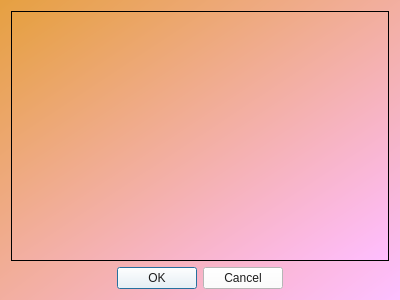
Before: the Qt Designer form Client/jeducation-v0.1/other_questions.ui in Avedik/Desktop-application-IEducation, drawn with Qt 5.
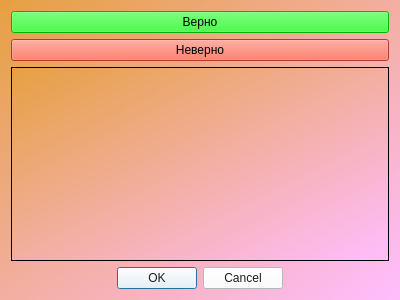
After: the same form once the commit is applied.

What changed in the file:
```diff
--- a/Client/jeducation-v0.1/other_questions.ui
+++ b/Client/jeducation-v0.1/other_questions.ui
@@ -24,6 +24,26 @@
 background-color: qlineargradient(spread:pad, x1:0, y1:0, x2:1, y2:1, stop:0 rgba(230, 160, 65, 255), stop:1 rgba(255, 189, 255, 255));</string>
   </property>
   <layout class="QVBoxLayout" name="verticalLayout">
+   <item>
+    <widget class="QPushButton" name="trueButton">
+     <property name="styleSheet">
+      <string notr="true">background-color: rgb(0, 255, 0);</string>
+     </property>
+     <property name="text">
+      <string>Верно</string>
+     </property>
+    </widget>
+   </item>
+   <item>
+    <widget class="QPushButton" name="falseButton">
+     <property name="styleSheet">
+      <string notr="true">background-color: rgb(255, 82, 52)</string>
+     </property>
+     <property name="text">
+      <string>Неверно</string>
+     </property>
+    </widget>
+   </item>
    <item>
     <widget class="QTableWidget" name="answerTable"/>
    </item>
```
